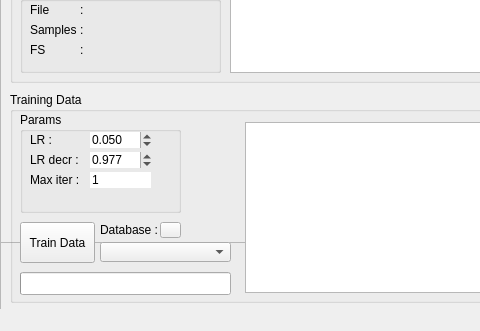
Qt form Program/view/ui_files/MainWindow.ui (sukorenomw/MFCC-and-LVQ-for-TDSV) before a commit; both pictures show x 0 to 480 and y 127 to 458 of the 673 by 458 pixel window.
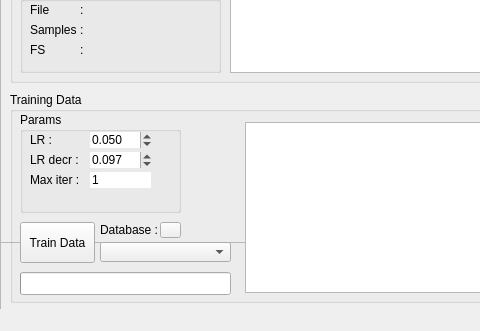
The same form after that commit. Icons and pictures are not drawn. Custom widgets are drawn as their Qt base class.

Patch:
```diff
--- a/Program/view/ui_files/MainWindow.ui
+++ b/Program/view/ui_files/MainWindow.ui
@@ -555,7 +555,7 @@
         <double>0.001000000000000</double>
        </property>
        <property name="value">
-        <double>0.977000000000000</double>
+        <double>0.097000000000000</double>
        </property>
       </widget>
       <widget class="QSpinBox" name="iterVal">
```
